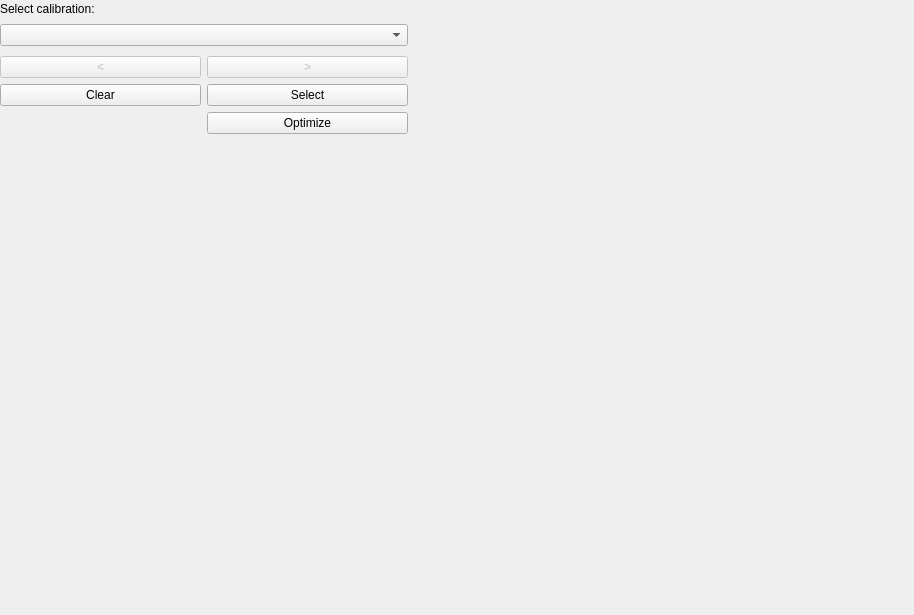
Old version of the form bmicro/gui/extraction/extraction_view.ui in the repository BrillouinMicroscopy/BMicro.
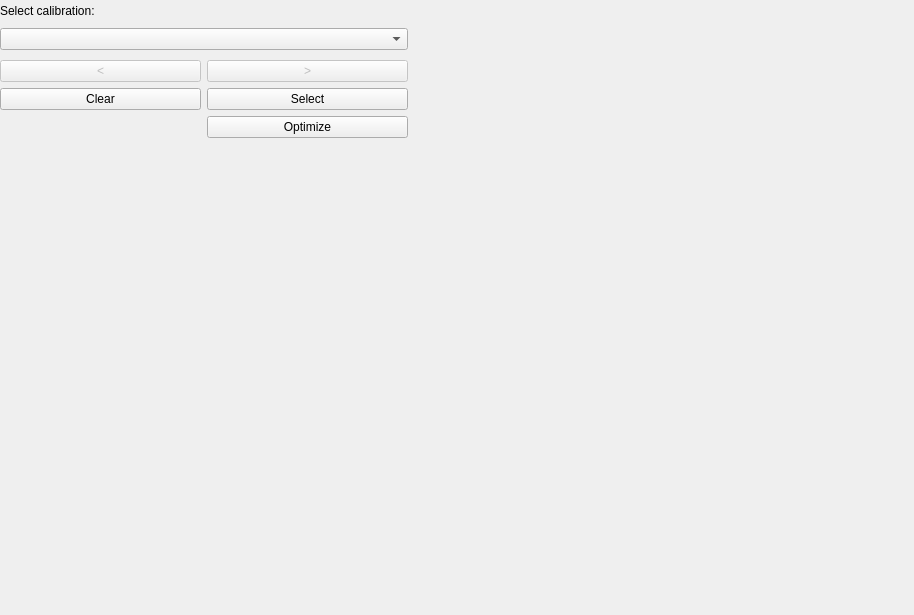
New version of the form.

```diff
--- a/bmicro/gui/extraction/extraction_view.ui
+++ b/bmicro/gui/extraction/extraction_view.ui
@@ -41,7 +41,7 @@
          <property name="minimumSize">
           <size>
            <width>400</width>
-           <height>50</height>
+           <height>54</height>
           </size>
          </property>
          <property name="maximumSize">
@@ -77,7 +77,14 @@
            </widget>
           </item>
           <item>
-           <widget class="QComboBox" name="combobox_datasets"/>
+           <widget class="QComboBox" name="combobox_datasets">
+            <property name="minimumSize">
+             <size>
+              <width>0</width>
+              <height>0</height>
+             </size>
+            </property>
+           </widget>
           </item>
          </layout>
         </widget>
```
